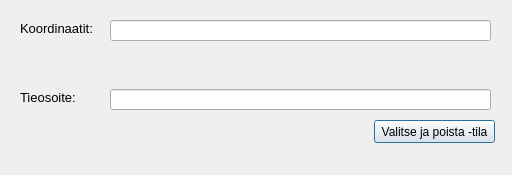
Qt form dialogs/ShowCoordinates_dialog.ui (finnishtransportagency/QGIS-tieosoitetyokalu) before a commit.
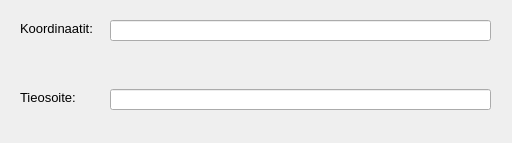
The same form after that commit.

```diff
--- a/dialogs/ShowCoordinates_dialog.ui
+++ b/dialogs/ShowCoordinates_dialog.ui
@@ -7,7 +7,7 @@
     <x>0</x>
     <y>0</y>
     <width>512</width>
-    <height>175</height>
+    <height>143</height>
    </rect>
   </property>
   <property name="windowTitle">
@@ -64,19 +64,6 @@
     </rect>
    </property>
   </widget>
-  <widget class="QPushButton" name="pushButton">
-   <property name="geometry">
-    <rect>
-     <x>374</x>
-     <y>120</y>
-     <width>121</width>
-     <height>23</height>
-    </rect>
-   </property>
-   <property name="text">
-    <string>Valitse ja poista -tila</string>
-   </property>
-  </widget>
  </widget>
  <resources/>
  <connections/>
```
Left out of the diff: 2 changed lines with no effect on the pictures.
